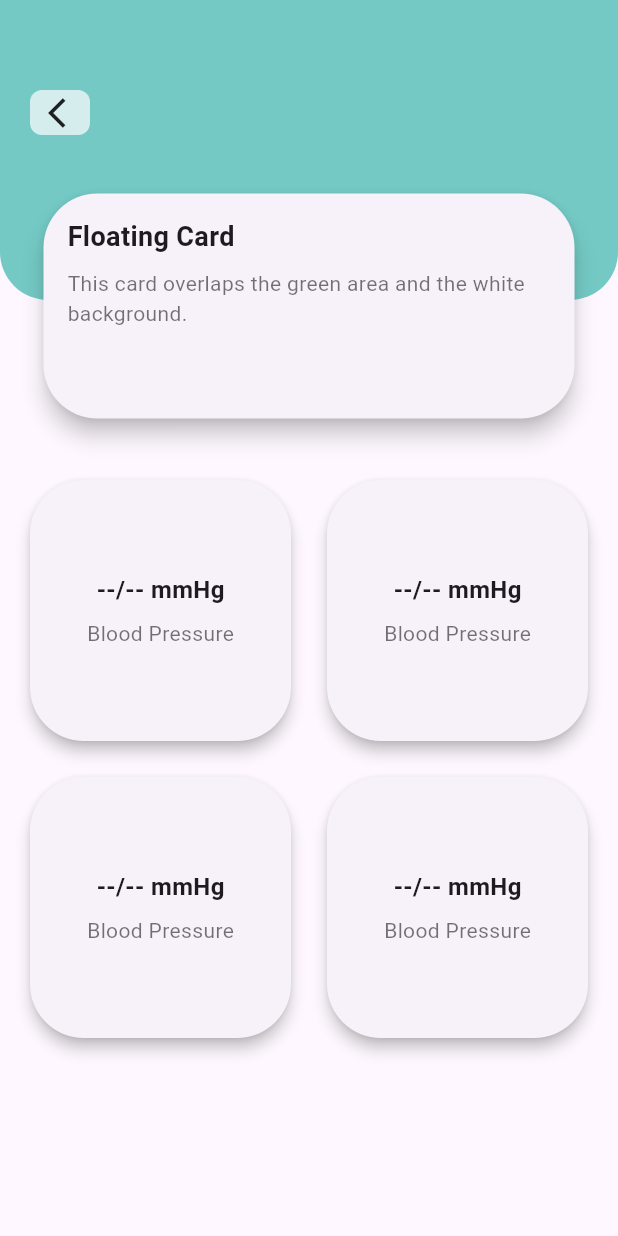
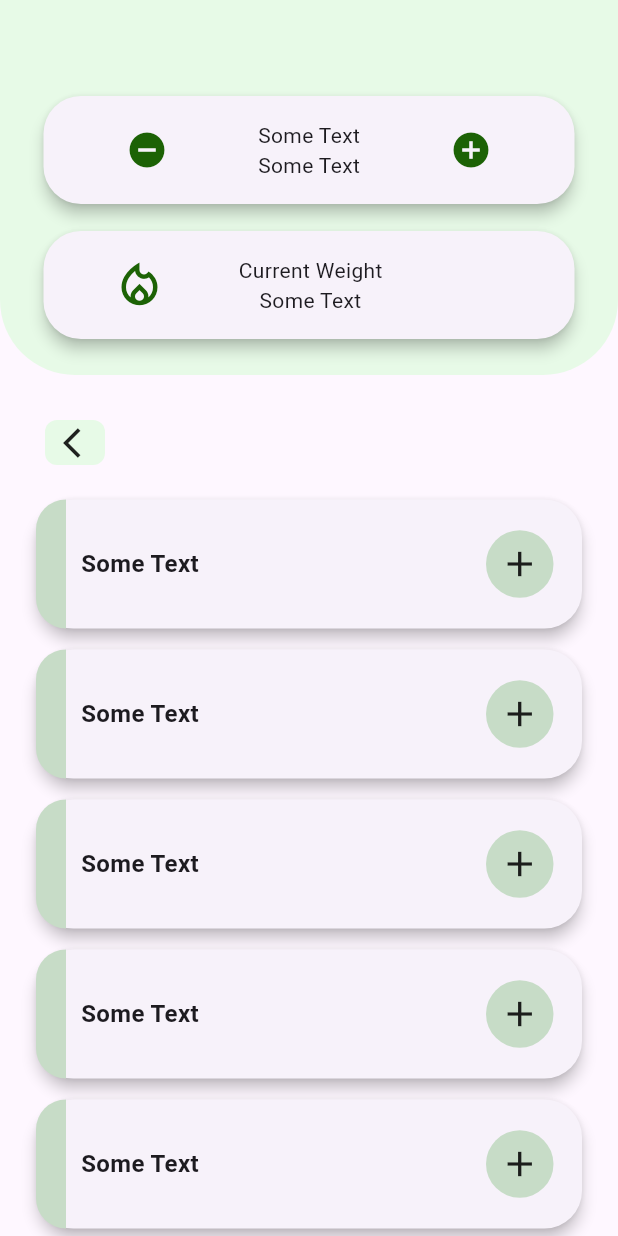
Before and after one commit to Sundramroy23/MeDoc, a Flutter app: the screen it shows after launch, on a phone screen of 412 x 824 dp. Run offline on Flutter 3.47's test engine with Material 3 defaults, Android fonts, the phone set to English and light mode, and no system bars.

Commit message:
Vitals page modified

```diff
--- /dev/null
+++ b/lib/diet_page.dart
@@ -0,0 +1,228 @@
+import 'package:flutter/material.dart';
+import 'package:medoc/useful_widgets.dart';
+
+class DietPage extends StatelessWidget {
+  const DietPage({super.key});
+
+  @override
+  Widget build(BuildContext context) {
+    return Scaffold(
+      body: Column(
+        crossAxisAlignment: CrossAxisAlignment.start,
+        children: [
+          Stack(
+            clipBehavior: Clip.none,
+            children: [
+              // Green area at the top
+              Container(
+                height: 250, // Fixed height of the stack's parent container
+                decoration: const BoxDecoration(
+                  color: Color.fromRGBO(231, 250, 231, 1), // Green color
+                  borderRadius: BorderRadius.only(
+                    bottomLeft: Radius.circular(50), // Rounded corners
+                    bottomRight: Radius.circular(50),
+                  ),
+                ),
+              ),
+
+              // First Positioned Widget
+              Positioned(
+                top: 60, // Adjusted to reduce spacing
+                left: 25,
+                right: 25,
+                child: SizedBox(
+                  height: 80, // Reduced height of the card
+                  child: Card(
+                    elevation: 4,
+                    shape: RoundedRectangleBorder(
+                      borderRadius: BorderRadius.circular(25),
+                    ),
+                    child: Center(
+                      child: Padding(
+                        padding: const EdgeInsets.all(8.0), // Reduced padding
+                        child: Row(
+                          mainAxisSize: MainAxisSize.min,
+                          children: [
+                            // Plus Icon
+                            IconButton(
+                              onPressed: () {
+                                // Add your plus action here
+                              },
+                              icon: Icon(Icons.remove_circle),
+                              color: const Color.fromRGBO(28, 98, 5, 1),
+                              iconSize: 28, // Reduced icon size
+                            ),
+
+                            // Space between Icon and Text
+                            SizedBox(width: 50),
+
+                            // Text
+                            Text(
+                              "Some Text\nSome Text",
+                              textAlign: TextAlign.center,
+                              style:
+                                  TextStyle(fontSize: 14), // Reduced font size
+                            ),
+
+                            // Space between Text and Minus Icon
+                            SizedBox(width: 50),
+
+                            // Minus Icon
+                            IconButton(
+                              onPressed: () {
+                                // Add your minus action here
+                              },
+                              icon: Icon(Icons.add_circle),
+                              color: const Color.fromRGBO(28, 98, 5, 1),
+                              iconSize: 28, // Reduced icon size
+                            ),
+                          ],
+                        ),
+                      ),
+                    ),
+                  ),
+                ),
+              ),
+
+              // Second Positioned Widget
+              Positioned(
+                top: 150, // Adjusted to stack properly under the first widget
+                left: 25,
+                right: 25,
+                child: SizedBox(
+                  height: 80, // Reduced height of the card
+                  child: Card(
+                    elevation: 4,
+                    shape: RoundedRectangleBorder(
+                      borderRadius: BorderRadius.circular(25),
+                    ),
+                    child: Padding(
+                      padding: const EdgeInsets.all(8.0), // Reduced padding
+                      child: Row(
+                        mainAxisSize: MainAxisSize.min,
+                        children: [
+                          // Minus Icon
+                          SizedBox(width: 30),
+                          IconButton(
+                            onPressed: () {
+                              // Add your minus action here
+                            },
+                            icon: Icon(Icons.local_fire_department_outlined),
+                            color: const Color.fromRGBO(28, 98, 5, 1),
+                            iconSize: 36, // Reduced icon size
+                          ),
+
+                          // Space between Icon and Text
+                          SizedBox(width: 40),
+
+                          // Text
+                          Text(
+                            "Current Weight\nSome Text",
+                            textAlign: TextAlign.center,
+                            style: TextStyle(fontSize: 14), // Reduced font size
+                          ),
+
+                          // Space between Text and Minus Icon
+                          SizedBox(width: 8),
+
+                          // Minus Icon
+                        ],
+                      ),
+                    ),
+                  ),
+                ),
+              ),
+            ],
+          ),
+
+          const SizedBox(
+            height: 30, // Space between the stack and the grid
+          ),
+          Align(
+            alignment: Alignment.topLeft,
+            child: Padding(
+              padding: const EdgeInsets.only(left: 30.0),
+              child: ArrowButton(
+                arrowTheme: Color.fromRGBO(231, 250, 231, 1),
+              ),
+            ),
+          ),
+          // Grid Section
+          Expanded(
+            child: ListView.builder(
+              padding: const EdgeInsets.only(top: 0),
+              itemCount: 5,
+              itemBuilder: (context, index) {
+                return Container(
+                  width: 200,
+                  height: 100,
+                  padding: EdgeInsets.symmetric(horizontal: 20, vertical: 3),
+                  // color: Colors.green,
+                  child: Card(
+                    elevation: 4,
+                    shape: RoundedRectangleBorder(
+                      borderRadius: BorderRadius.circular(25),
+                    ),
+                    child: Row(
+                      crossAxisAlignment: CrossAxisAlignment.start,
+                      children: [
+                        Container(
+                          width: 20,
+                          // color: Colors.red,
+                          decoration: BoxDecoration(
+                            borderRadius: BorderRadius.only(
+                              topLeft: Radius.circular(26),
+                              bottomLeft: Radius.circular(26),
+                            ),
+                            color: const Color.fromARGB(255, 199, 220, 199),
+                          ),
+                        ),
+                        SizedBox(
+                          width: 10,
+                        ),
+                        Container(
+                          width: 250,
+                          // color: Colors.yellow,
+                          alignment: Alignment.centerLeft,
+                          child: Text(
+                            "Some Text",
+                            style: TextStyle(
+                              fontSize: 16,
+                              fontWeight: FontWeight.bold,
+                            ),
+                          ),
+                        ),
+                        SizedBox(
+                          width: 20,
+                        ),
+                        Align(
+                          alignment: Alignment.centerLeft,
+                          child: Container(
+                            width: 45,
+                            height: 45,
+                            decoration: BoxDecoration(
+                              shape: BoxShape.circle,
+                              color: const Color.fromARGB(255, 199, 220, 199),
+                            ),
+                            child: IconButton(
+                              onPressed: () {
+                                // Add your minus action here
+                              },
+                              icon: Icon(Icons.add),
+                              color: Colors.black87,
+                              iconSize: 28, // Reduced icon size
+                            ),
+                          ),
+                        ),
+                      ],
+                    ),
+                  ),
+                );
+              },
+            ),
+          ),
+        ],
+      ),
+    );
+  }
+}
--- a/lib/main.dart
+++ b/lib/main.dart
@@ -1,4 +1,5 @@
 import 'package:flutter/material.dart';
+import 'package:medoc/diet_page.dart';
 import 'home_page.dart';
 import 'vitals_page.dart';
 
@@ -14,7 +15,8 @@ class MyApp extends StatelessWidget {
     return const MaterialApp(
       title: "Medoc",
       // home: HomePage(),
-      home: CustomDesignPage(),
+      // home: VitalsPage(),
+      home: DietPage(),
     );
   }
 }
--- a/lib/vitals_page.dart
+++ b/lib/vitals_page.dart
@@ -1,8 +1,8 @@
 import 'package:flutter/material.dart';
 import 'package:medoc/useful_widgets.dart';
 
-class CustomDesignPage extends StatelessWidget {
-  const CustomDesignPage({super.key});
+class VitalsPage extends StatelessWidget {
+  const VitalsPage({super.key});
 
   @override
   Widget build(BuildContext context) {
@@ -14,12 +14,12 @@ class CustomDesignPage extends StatelessWidget {
             children: [
               // Green area at the top
               Container(
-                height: 200, // Adjust the height as needed
+                height: 250, // Adjust the height as needed
                 decoration: const BoxDecoration(
                   color: Color.fromRGBO(116, 201, 196, 1), // Green color
                   borderRadius: BorderRadius.only(
-                    bottomLeft: Radius.circular(32), // Rounded corners
-                    bottomRight: Radius.circular(32),
+                    bottomLeft: Radius.circular(50), // Rounded corners
+                    bottomRight: Radius.circular(50),
                   ),
                 ),
               ),
@@ -32,7 +32,7 @@ class CustomDesignPage extends StatelessWidget {
               ),
               // Floating card
               Positioned(
-                top: 125, // Adjust the position to make it overlap
+                top: 175, // Adjust the position to make it overlap
                 left: 25,
                 right: 25,
                 child: Card(
```
